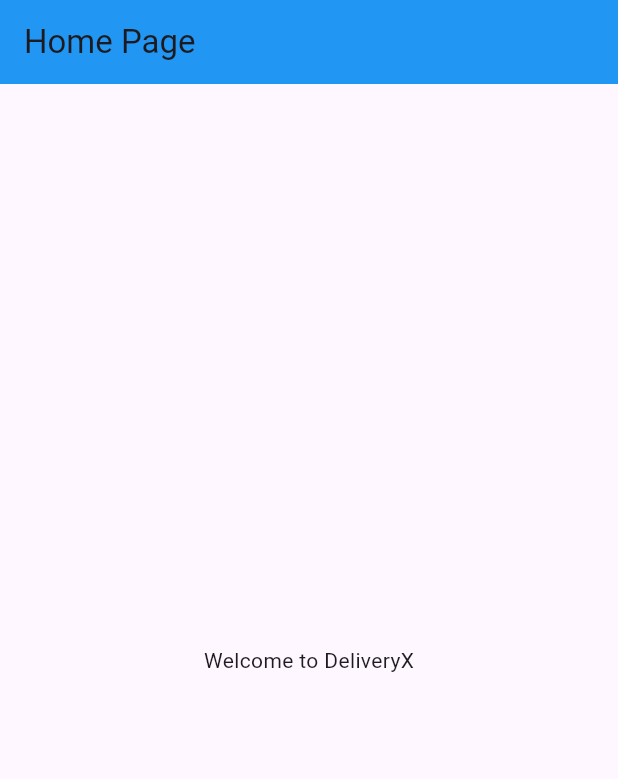
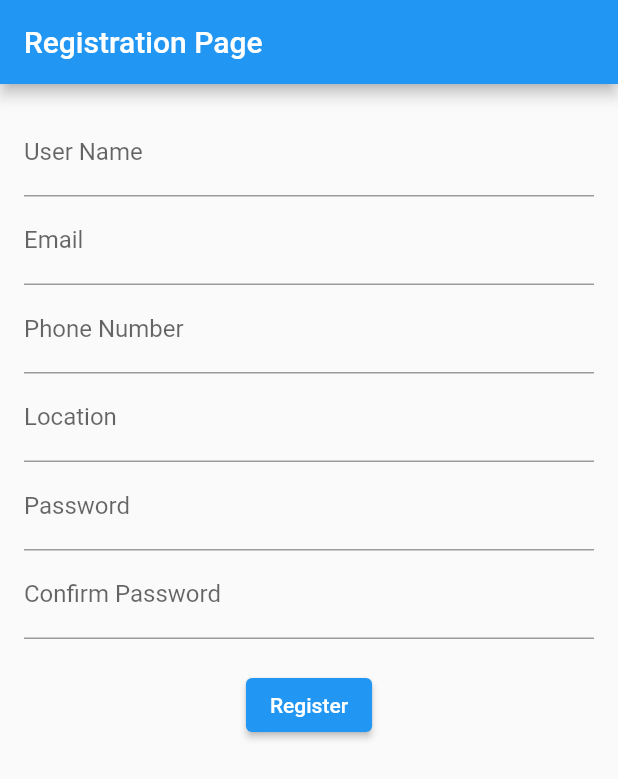
Before and after one commit to dipanshughime/deliveryX, a Flutter app: the screen it shows after launch, on a phone screen of 412 x 824 dp. Shown: the top 779 px of the screen. Run offline on Flutter 3.47's test engine with Material 2 defaults, Android fonts, the light colour scheme and no system bars; our stand-ins replace animate_do.

Commit message:
auth folder

```diff
--- /dev/null
+++ b/lib/Auth/registration.dart
@@ -0,0 +1,159 @@
+import 'package:flutter/material.dart';
+
+void main() {
+  runApp(RegisterApp());
+}
+
+class RegisterApp extends StatelessWidget {
+  @override
+  Widget build(BuildContext context) {
+    return MaterialApp(
+      title: 'Registration Page',
+      theme: ThemeData(primarySwatch: Colors.blue),
+      home: RegisterPage(),
+    );
+  }
+}
+
+class RegisterPage extends StatefulWidget {
+  @override
+  _RegisterPageState createState() => _RegisterPageState();
+}
+
+class _RegisterPageState extends State<RegisterPage> {
+  final GlobalKey<FormState> _formKey = GlobalKey<FormState>();
+  TextEditingController _nameController = TextEditingController();
+  TextEditingController _emailController = TextEditingController();
+  TextEditingController _phoneController = TextEditingController();
+  TextEditingController _locationController = TextEditingController();
+  TextEditingController _passwordController = TextEditingController();
+  TextEditingController _confirmPasswordController = TextEditingController();
+
+  @override
+  Widget build(BuildContext context) {
+    return Scaffold(
+      appBar: AppBar(title: Text('Registration Page')),
+      body: Padding(
+        padding: EdgeInsets.all(16.0),
+        child: Form(
+          key: _formKey,
+          child: Column(
+            children: [
+              TextFormField(
+                controller: _nameController,
+                decoration: InputDecoration(labelText: 'User Name'),
+                validator: (value) {
+                  if (value == null || value.isEmpty) {
+                    return 'Please enter your user name';
+                  }
+                  return null;
+                },
+              ),
+              TextFormField(
+                controller: _emailController,
+                decoration: InputDecoration(labelText: 'Email'),
+                validator: (value) {
+                  if (value == null || value.isEmpty) {
+                    return 'Please enter your email';
+                  }
+                  // You can add more email validation here
+                  return null;
+                },
+              ),
+              TextFormField(
+                controller: _phoneController,
+                decoration: InputDecoration(labelText: 'Phone Number'),
+                validator: (value) {
+                  if (value == null || value.isEmpty) {
+                    return 'Please enter your phone number';
+                  }
+                  // You can add more phone number validation here
+                  return null;
+                },
+              ),
+              TextFormField(
+                controller: _locationController,
+                decoration: InputDecoration(labelText: 'Location'),
+                validator: (value) {
+                  if (value == null || value.isEmpty) {
+                    return 'Please enter your location';
+                  }
+                  return null;
+                },
+              ),
+              TextFormField(
+                controller: _passwordController,
+                decoration: InputDecoration(labelText: 'Password'),
+                obscureText: true,
+                validator: (value) {
+                  if (value == null || value.isEmpty) {
+                    return 'Please enter a password';
+                  }
+                  // You can add more password validation here
+                  return null;
+                },
+              ),
+              TextFormField(
+                controller: _confirmPasswordController,
+                decoration: InputDecoration(labelText: 'Confirm Password'),
+                obscureText: true,
+                validator: (value) {
+                  if (value == null || value.isEmpty) {
+                    return 'Please confirm your password';
+                  }
+                  if (value != _passwordController.text) {
+                    return 'Passwords do not match';
+                  }
+                  return null;
+                },
+              ),
+              SizedBox(height: 20),
+              ElevatedButton(
+                onPressed: () {
+                  if (_formKey.currentState != null &&
+                      _formKey.currentState!.validate()) {
+                    // Process registration logic here
+                    // For example, you can send data to a server or perform local storage
+                    // After successful registration, you can navigate to a new page
+                    Navigator.push(
+                        context,
+                        MaterialPageRoute(
+                            builder: (context) => RegistrationSuccessPage()));
+                  }
+                },
+                child: Text('Register'),
+              ),
+            ],
+          ),
+        ),
+      ),
+    );
+  }
+}
+
+class RegistrationSuccessPage extends StatelessWidget {
+  @override
+  Widget build(BuildContext context) {
+    return Scaffold(
+      appBar: AppBar(title: Text('Registration Successful')),
+      body: Center(
+        child: Column(
+          mainAxisAlignment: MainAxisAlignment.center,
+          children: [
+            Icon(Icons.check_circle, color: Colors.green, size: 100),
+            SizedBox(height: 20),
+            Text('Registration Successful!', style: TextStyle(fontSize: 20)),
+            SizedBox(height: 20),
+            ElevatedButton(
+              onPressed: () {
+                // Navigate back to the registration page
+                Navigator.pop(context);
+              },
+              child: Text('Back to Registration'),
+            ),
+          ],
+        ),
+      ),
+    );
+  }
+}
--- a/lib/splash_screen.dart
+++ b/lib/splash_screen.dart
@@ -1,3 +1,4 @@
+import 'package:deliveryx/Auth/registration.dart';
 import 'package:deliveryx/homescreen.dart';
 import 'package:deliveryx/pallete.dart';
 import 'package:flutter/material.dart';
@@ -22,7 +23,7 @@
 
     Future.delayed(Duration(seconds: 4), () {
       Navigator.of(context)
-          .pushReplacement(MaterialPageRoute(builder: (_) => HomeScreen()));
+          .pushReplacement(MaterialPageRoute(builder: (_) => RegisterApp()));
     });
   }
 
```
